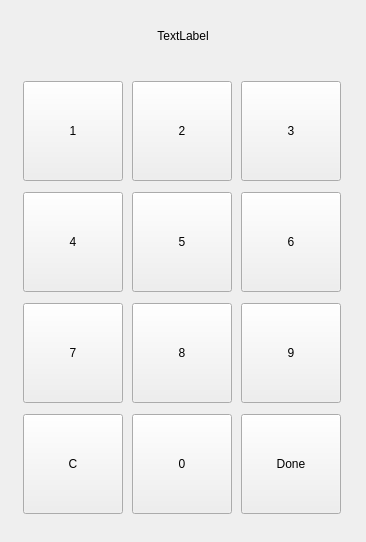
eguzki/penyamanager, file penyamanager/commons/numitemdialog.ui: the form before one commit.
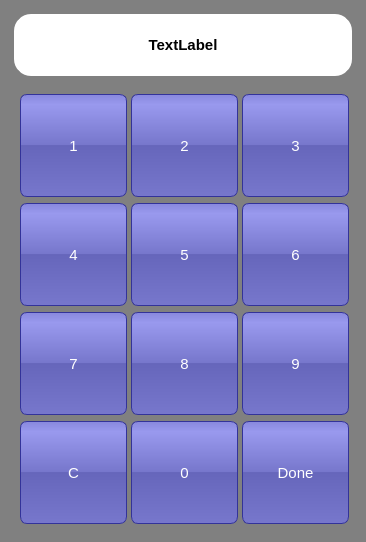
The form after the commit. Icons and pictures are not drawn.

Commit message: userId and password input window

```diff
--- a/penyamanager/commons/numitemdialog.ui
+++ b/penyamanager/commons/numitemdialog.ui
@@ -32,11 +32,49 @@
    <iconset resource="../penyamanager.qrc">
     <normaloff>:/images/alegrialogo.jpg</normaloff>:/images/alegrialogo.jpg</iconset>
   </property>
+  <property name="styleSheet">
+   <string notr="true">#NumItemDialog {
+background: gray;
+}
+
+#numDisplayWidget {
+border: 3px solid gray;
+border-radius: 20px;
+background: white;
+
+}
+
+#numDisplayLabel {
+font-weight: bold;
+font-size: 15px;
+}
+
+QToolButton {
+color: white;
+background-color: QLinearGradient( x1: 0, y1: 0, x2: 0, y2: 1, stop: 0 #88d, stop: 0.1 #99e, stop: 0.49 #77c, stop: 0.5 #66b, stop: 1 #77c);
+border-width: 1px;
+border-color: #339;
+border-style: solid;
+border-radius: 7;
+padding: 3px;
+font-size: 15px;
+padding-left: 5px;
+padding-right: 5px;
+min-width: 95px;
+max-width: 95px;
+min-height: 95px;
+max-height: 95px;
+}
+</string>
+  </property>
   <property name="modal">
    <bool>true</bool>
   </property>
   <layout class="QVBoxLayout" name="verticalLayout">
    <item>
+    <widget class="QWidget" name="numDisplayWidget" native="true">
+     <layout class="QHBoxLayout" name="horizontalLayout">
+      <item>
     <widget class="QLabel" name="numDisplayLabel">
      <property name="minimumSize">
       <size>
@@ -58,6 +96,9 @@
      </property>
     </widget>
    </item>
+     </layout>
+    </widget>
+   </item>
    <item>
     <widget class="QWidget" name="keypadWidget" native="true">
      <layout class="QGridLayout" name="gridLayout">
@@ -65,8 +106,8 @@
        <widget class="QToolButton" name="toolButton_8">
         <property name="minimumSize">
          <size>
-          <width>100</width>
-          <height>100</height>
+          <width>107</width>
+          <height>103</height>
          </size>
         </property>
         <property name="text">
@@ -78,8 +119,8 @@
        <widget class="QToolButton" name="toolButton_1">
         <property name="minimumSize">
          <size>
-          <width>100</width>
-          <height>100</height>
+          <width>107</width>
+          <height>103</height>
          </size>
         </property>
         <property name="text">
@@ -91,8 +132,8 @@
        <widget class="QToolButton" name="toolButton_2">
         <property name="minimumSize">
          <size>
-          <width>100</width>
-          <height>100</height>
+          <width>107</width>
+          <height>103</height>
          </size>
         </property>
         <property name="text">
@@ -104,8 +145,8 @@
        <widget class="QToolButton" name="toolButton_3">
         <property name="minimumSize">
          <size>
-          <width>100</width>
-          <height>100</height>
+          <width>107</width>
+          <height>103</height>
          </size>
         </property>
         <property name="text">
@@ -117,8 +158,8 @@
        <widget class="QToolButton" name="toolButton_4">
         <property name="minimumSize">
          <size>
-          <width>100</width>
-          <height>100</height>
+          <width>107</width>
+          <height>103</height>
          </size>
         </property>
         <property name="text">
@@ -130,8 +171,8 @@
        <widget class="QToolButton" name="toolButton_5">
         <property name="minimumSize">
          <size>
-          <width>100</width>
-          <height>100</height>
+          <width>107</width>
+          <height>103</height>
          </size>
         </property>
         <property name="text">
@@ -143,8 +184,8 @@
        <widget class="QToolButton" name="toolButton_6">
         <property name="minimumSize">
          <size>
-          <width>100</width>
-          <height>100</height>
+          <width>107</width>
+          <height>103</height>
          </size>
         </property>
         <property name="text">
@@ -156,8 +197,8 @@
        <widget class="QToolButton" name="toolButton_9">
         <property name="minimumSize">
          <size>
-          <width>100</width>
-          <height>100</height>
+          <width>107</width>
+          <height>103</height>
          </size>
         </property>
         <property name="text">
@@ -169,8 +210,8 @@
        <widget class="QToolButton" name="toolButton_7">
         <property name="minimumSize">
          <size>
-          <width>100</width>
-          <height>100</height>
+          <width>107</width>
+          <height>103</height>
          </size>
         </property>
         <property name="text">
@@ -182,8 +223,8 @@
        <widget class="QToolButton" name="toolButton_C">
         <property name="minimumSize">
          <size>
-          <width>100</width>
-          <height>100</height>
+          <width>107</width>
+          <height>103</height>
          </size>
         </property>
         <property name="text">
@@ -195,8 +236,8 @@
        <widget class="QToolButton" name="toolButton_Done">
         <property name="minimumSize">
          <size>
-          <width>100</width>
-          <height>100</height>
+          <width>107</width>
+          <height>103</height>
          </size>
         </property>
         <property name="text">
@@ -208,8 +249,8 @@
        <widget class="QToolButton" name="toolButton_0">
         <property name="minimumSize">
          <size>
-          <width>100</width>
-          <height>100</height>
+          <width>107</width>
+          <height>103</height>
          </size>
         </property>
         <property name="text">
```
Lines whose indentation alone changed are shown as unchanged. The commit also changes 1 other file.
